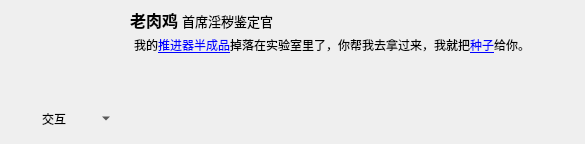
AngryPowman/Coeus, file src/coeus/coeus_client_qt/dialogue_box.ui: the form before one commit.
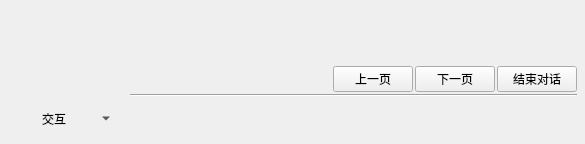
The form after the commit.

What changed in the file:
```diff
--- a/src/coeus/coeus_client_qt/dialogue_box.ui
+++ b/src/coeus/coeus_client_qt/dialogue_box.ui
@@ -154,7 +154,7 @@
           </size>
          </property>
          <property name="text">
-          <string>&lt;html&gt;&lt;head/&gt;&lt;body&gt;&lt;p&gt;&lt;span style=&quot; font-size:12pt; font-weight:600;&quot;&gt;老肉鸡 &lt;/span&gt;&lt;span style=&quot; font-size:10pt;&quot;&gt;首席淫秽鉴定官&lt;/span&gt;&lt;/p&gt;&lt;/body&gt;&lt;/html&gt;</string>
+          <string/>
          </property>
          <property name="textFormat">
           <enum>Qt::RichText</enum>
@@ -228,13 +228,70 @@
 &lt;html&gt;&lt;head&gt;&lt;meta name=&quot;qrichtext&quot; content=&quot;1&quot; /&gt;&lt;style type=&quot;text/css&quot;&gt;
 p, li { white-space: pre-wrap; }
 &lt;/style&gt;&lt;/head&gt;&lt;body style=&quot; font-family:'SimSun'; font-size:9pt; font-weight:400; font-style:normal;&quot;&gt;
-&lt;p style=&quot; margin-top:0px; margin-bottom:0px; margin-left:0px; margin-right:0px; -qt-block-indent:0; text-indent:0px;&quot;&gt;我的&lt;a href=&quot;#&quot;&gt;&lt;span style=&quot; text-decoration: underline; color:#0000ff;&quot;&gt;推进器半成品&lt;/span&gt;&lt;/a&gt;掉落在实验室里了，你帮我去拿过来，我就把&lt;a href=&quot;#&quot;&gt;&lt;span style=&quot; text-decoration: underline; color:#0000ff;&quot;&gt;种子&lt;/span&gt;&lt;/a&gt;给你。&lt;/p&gt;&lt;/body&gt;&lt;/html&gt;</string>
+&lt;p style=&quot;-qt-paragraph-type:empty; margin-top:0px; margin-bottom:0px; margin-left:0px; margin-right:0px; -qt-block-indent:0; text-indent:0px;&quot;&gt;&lt;br /&gt;&lt;/p&gt;&lt;/body&gt;&lt;/html&gt;</string>
        </property>
        <property name="openExternalLinks">
         <bool>true</bool>
        </property>
       </widget>
      </item>
+     <item>
+      <layout class="QHBoxLayout" name="horizontalLayout_2">
+       <item>
+        <spacer name="horizontalSpacer_2">
+         <property name="orientation">
+          <enum>Qt::Horizontal</enum>
+         </property>
+         <property name="sizeHint" stdset="0">
+          <size>
+           <width>40</width>
+           <height>20</height>
+          </size>
+         </property>
+        </spacer>
+       </item>
+       <item>
+        <widget class="QPushButton" name="btnPrev">
+         <property name="sizePolicy">
+          <sizepolicy hsizetype="Fixed" vsizetype="Fixed">
+           <horstretch>0</horstretch>
+           <verstretch>0</verstretch>
+          </sizepolicy>
+         </property>
+         <property name="text">
+          <string>上一页</string>
+         </property>
+        </widget>
+       </item>
+       <item>
+        <widget class="QPushButton" name="btnNext">
+         <property name="sizePolicy">
+          <sizepolicy hsizetype="Fixed" vsizetype="Fixed">
+           <horstretch>0</horstretch>
+           <verstretch>0</verstretch>
+          </sizepolicy>
+         </property>
+         <property name="text">
+          <string>下一页</string>
+         </property>
+        </widget>
+       </item>
+       <item>
+        <widget class="QPushButton" name="btnClose">
+         <property name="text">
+          <string>结束对话</string>
+         </property>
+        </widget>
+       </item>
+      </layout>
+     </item>
+     <item>
+      <widget class="Line" name="line">
+       <property name="orientation">
+        <enum>Qt::Horizontal</enum>
+       </property>
+      </widget>
+     </item>
      <item>
       <spacer name="verticalSpacer_3">
        <property name="orientation">
```
